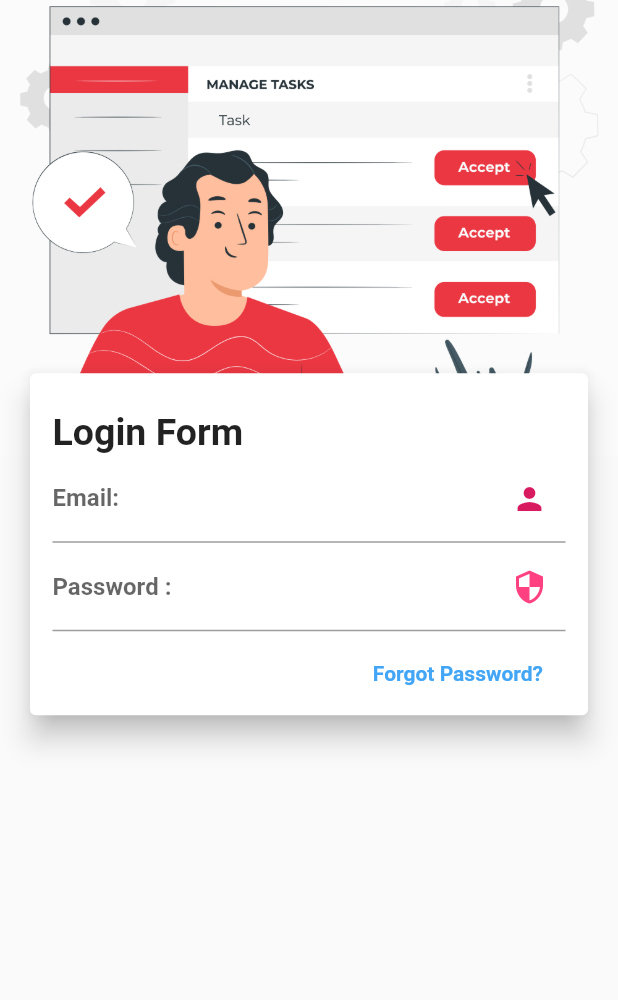
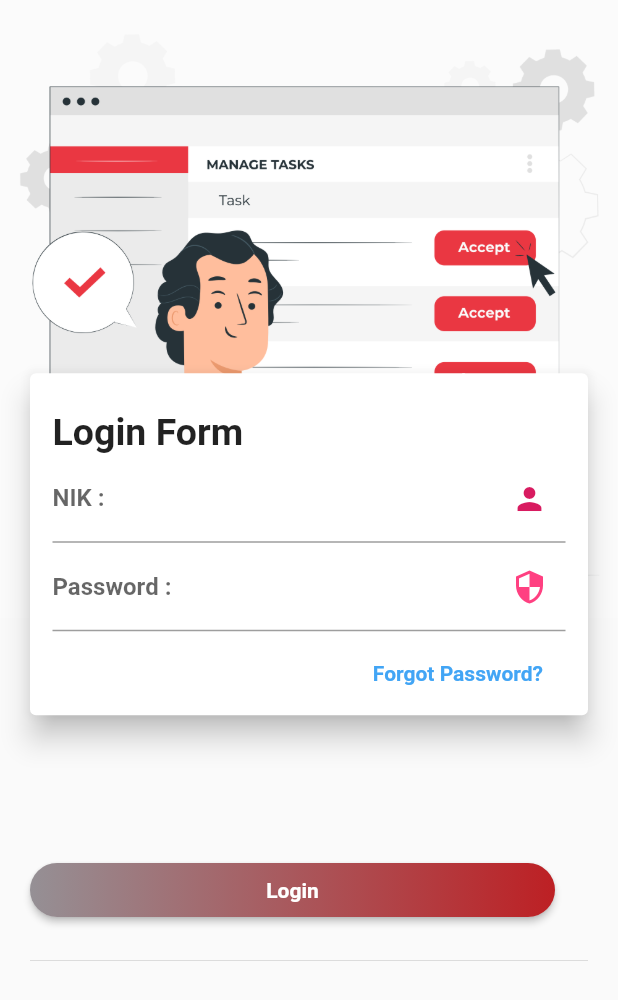
Before and after one commit to syahjamal/lge_app, a Flutter app: the Login screen opened directly, on a phone screen of 412 x 824 dp. Shown: the top 1000 px of the screen. Run offline on Flutter 3.47's test engine with Material 2 defaults, Android fonts, the phone set to English and light mode, and no system bars.

Commit message:
Add home page and add widget button login for login page

```diff
--- a/lib/get_started.dart
+++ b/lib/get_started.dart
@@ -43,7 +43,7 @@ class GetStarted extends StatelessWidget {
               // ignore: deprecated_member_use
               child: RaisedButton(
                 onPressed: () {
-                  // Navigator.pushReplacement(context, /login)
+                  Navigator.pushNamed(context, '/login');
                 },
                 shape: RoundedRectangleBorder(
                   borderRadius: BorderRadius.circular(80.0),
--- a/lib/login.dart
+++ b/lib/login.dart
@@ -23,6 +23,62 @@ class ContentArea extends StatelessWidget {
       children: <Widget>[
         //===KOMENTAR-1===
         FormLogin(),
+
+        //===Komentar-2===
+        Flexible(
+          flex: 1,
+          child: Container(
+            margin: const EdgeInsets.all(20.0),
+            child: Column(
+              children: <Widget>[
+                Row(
+                  children: <Widget>[
+                    // ignore: deprecated_member_use
+                    RaisedButton(
+                      onPressed: () {},
+                      shape: RoundedRectangleBorder(
+                        borderRadius: BorderRadius.circular(80.0),
+                      ),
+                      padding: const EdgeInsets.all(0.0),
+                      child: Ink(
+                        decoration: const BoxDecoration(
+                          gradient: LinearGradient(
+                            colors: <Color>[
+                              Color(0xFF959095),
+                              Color(0xFFBD2024)
+                            ],
+                          ),
+                          borderRadius: BorderRadius.all(
+                            Radius.circular(80.0)
+                          ),
+                        ),
+                        child: Container(
+                          constraints: const BoxConstraints(
+                            minWidth: 350.0,
+                            minHeight: 36.0,
+                          ),
+                          alignment: Alignment.center,
+                          child: const Text(
+                            'Login',
+                            textAlign: TextAlign.center,
+                            style: TextStyle(
+                              color: Colors.white,
+                              fontWeight: FontWeight.bold,
+                            ),
+                          ),
+                        ),
+                      ),
+                    )
+                  ],
+                ),
+                Padding(
+                    padding: EdgeInsets.only(top:15),
+                ),
+                Divider()
+              ],
+            ),
+          ),
+        )
       ],
     );
   }
@@ -43,12 +99,12 @@ class FormLogin extends StatelessWidget {
             height: MediaQuery.of(context).size.height,
           ),
           Container(
-            height: MediaQuery.of(context).size.height / 2.7,
+            height: MediaQuery.of(context).size.height / 2,
             decoration: BoxDecoration(
               color: Colors.white10,
               image: DecorationImage(
                 image: AssetImage('images/header_login.png'),
-                fit: BoxFit.cover,
+                fit: BoxFit.fill,
               ),
             ),
           ),
@@ -85,7 +141,7 @@ class FormLogin extends StatelessWidget {
                               color: Colors.pinkAccent,
                             ),
                           ),
-                          labelText: "Email: ",
+                          labelText: "NIK : ",
                           labelStyle: TextStyle(
                             fontWeight: FontWeight.bold,
                           ),
```
Also changed, not shown: lib/home.dart (added, +101 -0 lines), lib/main.dart (+7 -1 lines).
